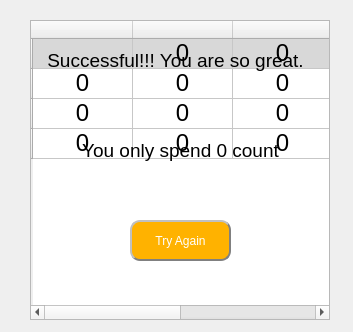
This is 20210108/2048game/ui_2048.ui in Aimee888/python-20201211 as Qt 5 draws it before an edit. The edited form follows.
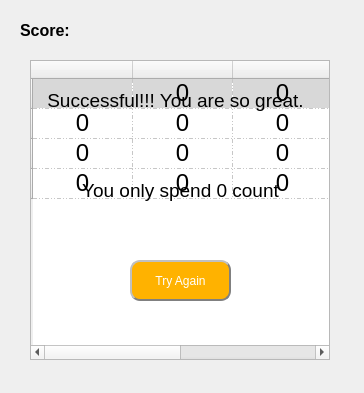
This is the edited form.

What changed in the file:
```diff
--- a/20210108/2048game/ui_2048.ui
+++ b/20210108/2048game/ui_2048.ui
@@ -6,8 +6,8 @@
    <rect>
     <x>0</x>
     <y>0</y>
-    <width>353</width>
-    <height>332</height>
+    <width>364</width>
+    <height>393</height>
    </rect>
   </property>
   <property name="windowTitle">
@@ -17,7 +17,7 @@
    <property name="geometry">
     <rect>
      <x>30</x>
-     <y>20</y>
+     <y>60</y>
      <width>300</width>
      <height>300</height>
     </rect>
@@ -37,6 +37,9 @@
    <property name="styleSheet">
     <string notr="true"/>
    </property>
+   <property name="gridStyle">
+    <enum>Qt::DashDotDotLine</enum>
+   </property>
    <row>
     <property name="text">
      <string/>
@@ -326,7 +329,7 @@
    <property name="geometry">
     <rect>
      <x>10</x>
-     <y>20</y>
+     <y>60</y>
      <width>331</width>
      <height>81</height>
     </rect>
@@ -347,7 +350,7 @@
    <property name="geometry">
     <rect>
      <x>30</x>
-     <y>110</y>
+     <y>150</y>
      <width>301</width>
      <height>81</height>
     </rect>
@@ -368,7 +371,7 @@
    <property name="geometry">
     <rect>
      <x>130</x>
-     <y>220</y>
+     <y>260</y>
      <width>101</width>
      <height>41</height>
     </rect>
@@ -385,6 +388,49 @@
     <string>Try Again</string>
    </property>
   </widget>
+  <widget class="QLabel" name="label_3">
+   <property name="geometry">
+    <rect>
+     <x>20</x>
+     <y>10</y>
+     <width>71</width>
+     <height>41</height>
+    </rect>
+   </property>
+   <property name="font">
+    <font>
+     <pointsize>12</pointsize>
+     <weight>75</weight>
+     <bold>true</bold>
+    </font>
+   </property>
+   <property name="text">
+    <string>Score: </string>
+   </property>
+   <property name="textFormat">
+    <enum>Qt::AutoText</enum>
+   </property>
+  </widget>
+  <widget class="QLabel" name="label_4">
+   <property name="geometry">
+    <rect>
+     <x>80</x>
+     <y>10</y>
+     <width>81</width>
+     <height>41</height>
+    </rect>
+   </property>
+   <property name="font">
+    <font>
+     <pointsize>12</pointsize>
+     <weight>75</weight>
+     <bold>true</bold>
+    </font>
+   </property>
+   <property name="text">
+    <string/>
+   </property>
+  </widget>
  </widget>
  <resources/>
  <connections/>
```
